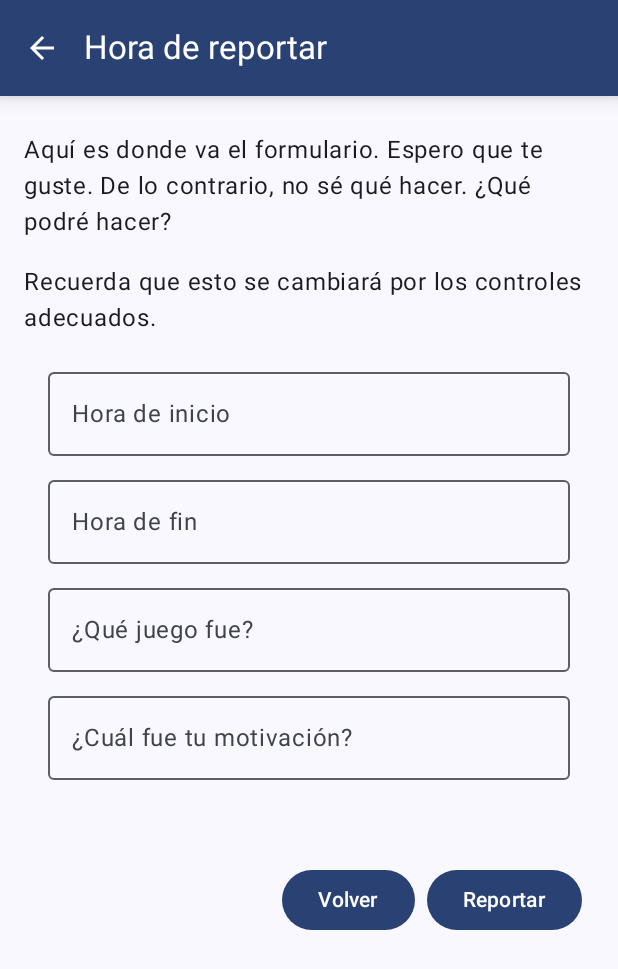
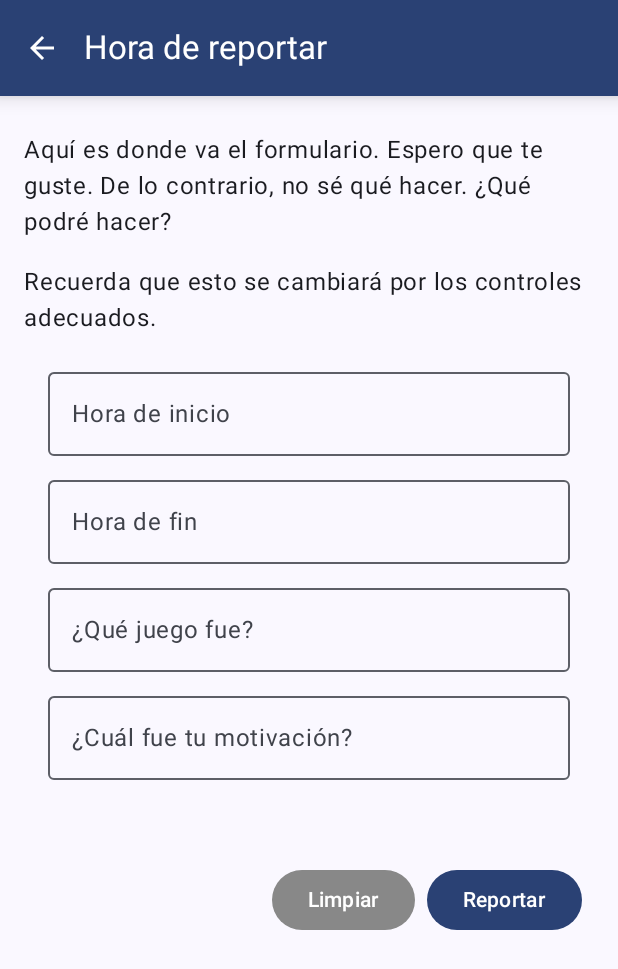
Before and after one commit to mapugavalera1986/iddqd, an Android app built with Jetpack Compose: the AgregarReporte screen opened through its navigation route, on a phone screen of 412 x 824 dp. Shown: the top 969 px of the screen. Run offline under Robolectric (Android 15) with nearby library versions, the phone set to English and light mode, and no system bars.

Commit message:
Algunos ligeros cambios

```diff
--- a/app/src/main/java/pe/edu/cibertec/iddqd/ui/screens/AgregarReporte.kt
+++ b/app/src/main/java/pe/edu/cibertec/iddqd/ui/screens/AgregarReporte.kt
@@ -18,6 +18,7 @@ import androidx.compose.material.icons.filled.Add
 import androidx.compose.material.icons.filled.ArrowBack
 import androidx.compose.material.icons.filled.Lock
 import androidx.compose.material3.Button
+import androidx.compose.material3.ButtonDefaults
 import androidx.compose.material3.ExperimentalMaterial3Api
 import androidx.compose.material3.Icon
 import androidx.compose.material3.IconButton
@@ -128,10 +129,15 @@ fun AgregarReporte(navController: NavController){
             Spacer(modifier = Modifier.height(48.dp))
             Row(
                 horizontalArrangement = Arrangement.End,
-                modifier = Modifier.fillMaxWidth().padding(8.dp)
+                modifier = Modifier
+                    .fillMaxWidth()
+                    .padding(8.dp)
             ) {
-                Button( onClick = { /*TODO*/ }){
-                    Text("Volver")
+                Button(
+                    onClick = { /*TODO*/ },
+                    colors = ButtonDefaults.buttonColors(Color.Gray)
+                ){
+                    Text("Limpiar")
                 }
                 Spacer(modifier= Modifier.width(8.dp))
                 Button( onClick = { /*TODO*/ }) {
--- a/app/src/main/java/pe/edu/cibertec/iddqd/ui/screens/Iniciar.kt
+++ b/app/src/main/java/pe/edu/cibertec/iddqd/ui/screens/Iniciar.kt
@@ -70,7 +70,6 @@ fun Iniciar(navController: NavController){
     }
     //FIN de los elementos gráficos
 }
-
 @Preview(showBackground = true)
 @Composable
 fun IniciarPreview(){
```
